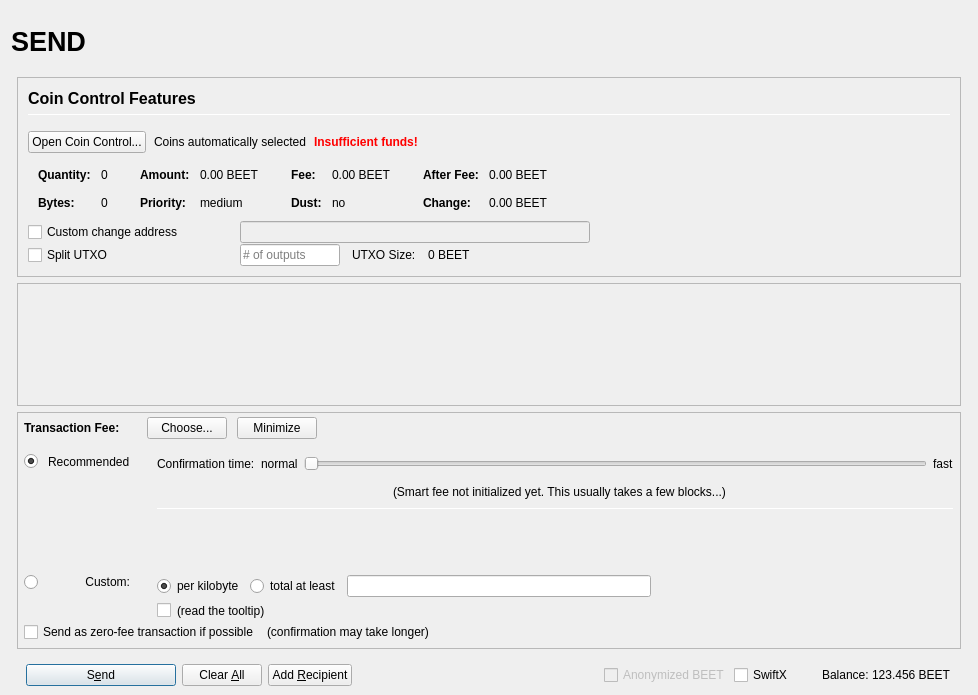
Old version of the form src/qt/forms/sendcoinsdialog.ui in the repository beetledev/Wallet.
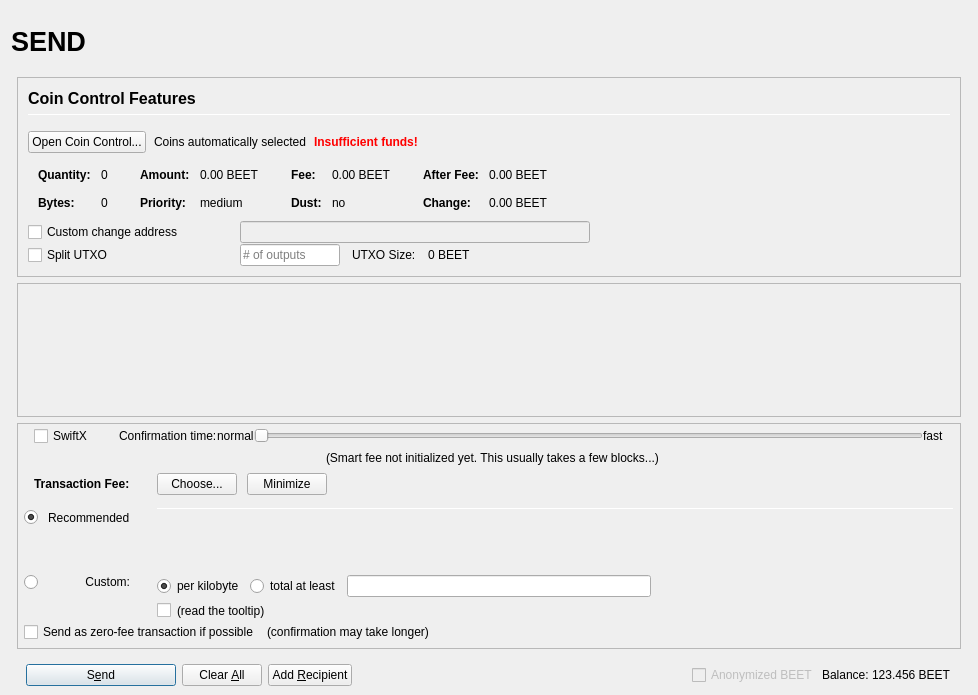
New version of the form. Icons and pictures are not drawn. Custom widgets are drawn as their Qt base class.

```diff
--- a/src/qt/forms/sendcoinsdialog.ui
+++ b/src/qt/forms/sendcoinsdialog.ui
@@ -898,7 +898,7 @@
              <x>0</x>
              <y>0</y>
              <width>944</width>
-             <height>68</height>
+             <height>69</height>
             </rect>
            </property>
            <layout class="QVBoxLayout" name="verticalLayout_2" stretch="0,1">
@@ -975,7 +975,7 @@
             <number>0</number>
            </property>
            <item>
-            <layout class="QVBoxLayout" name="verticalLayoutFee2" stretch="0,0,0">
+            <layout class="QVBoxLayout" name="verticalLayoutFee2" stretch="0,0,0,0">
              <property name="spacing">
               <number>0</number>
              </property>
@@ -988,8 +988,179 @@
              <property name="rightMargin">
               <number>6</number>
              </property>
+             <item>
+              <layout class="QVBoxLayout" name="verticalLayout_feeConf">
+               <property name="spacing">
+                <number>0</number>
+               </property>
+               <property name="leftMargin">
+                <number>10</number>
+               </property>
+               <property name="rightMargin">
+                <number>10</number>
+               </property>
+               <property name="bottomMargin">
+                <number>5</number>
+               </property>
+               <item>
+                <layout class="QHBoxLayout" name="horizontalLayoutFee9">
+                 <item>
+                  <widget class="QCheckBox" name="checkSwiftTX">
+                   <property name="enabled">
+                    <bool>true</bool>
+                   </property>
+                   <property name="minimumSize">
+                    <size>
+                     <width>85</width>
+                     <height>0</height>
+                    </size>
+                   </property>
+                   <property name="toolTip">
+                    <string>SwiftX technology allows for near instant transactions - A flat fee of 0.01 BEET applies</string>
+                   </property>
+                   <property name="text">
+                    <string>SwiftX</string>
+                   </property>
+                  </widget>
+                 </item>
+                 <item>
+                  <widget class="QLabel" name="labelSmartFee3">
+                   <property name="text">
+                    <string>Confirmation time:</string>
+                   </property>
+                   <property name="margin">
+                    <number>2</number>
+                   </property>
+                  </widget>
+                 </item>
+                 <item>
+                  <widget class="QLabel" name="labelSmartFeeNormal">
+                   <property name="text">
+                    <string>normal</string>
+                   </property>
+                   <property name="margin">
+                    <number>8</number>
+                   </property>
+                  </widget>
+                 </item>
+                 <item>
+                  <widget class="QSlider" name="sliderSmartFee">
+                   <property name="minimumSize">
+                    <size>
+                     <width>0</width>
+                     <height>24</height>
+                    </size>
+                   </property>
+                   <property name="minimum">
+                    <number>0</number>
+                   </property>
+                   <property name="maximum">
+                    <number>24</number>
+                   </property>
+                   <property name="pageStep">
+                    <number>1</number>
+                   </property>
+                   <property name="value">
+                    <number>0</number>
+                   </property>
+                   <property name="orientation">
+                    <enum>Qt::Horizontal</enum>
+                   </property>
+                   <property name="invertedAppearance">
+                    <bool>false</bool>
+                   </property>
+                   <property name="invertedControls">
+                    <bool>false</bool>
+                   </property>
+                   <property name="tickPosition">
+                    <enum>QSlider::NoTicks</enum>
+                   </property>
+                  </widget>
+                 </item>
+                 <item>
+                  <widget class="QLabel" name="labelSmartFeeFast">
+                   <property name="text">
+                    <string>fast</string>
+                   </property>
+                   <property name="margin">
+                    <number>8</number>
+                   </property>
+                  </widget>
+                 </item>
+                </layout>
+               </item>
+               <item>
+                <layout class="QHBoxLayout" name="horizontalLayout_recommended_texts">
+                 <property name="spacing">
+                  <number>0</number>
+                 </property>
+                 <item>
+                  <spacer name="horizontalSpacer_8">
+                   <property name="orientation">
+                    <enum>Qt::Horizontal</enum>
+                   </property>
+                   <property name="sizeHint" stdset="0">
+                    <size>
+                     <width>40</width>
+                     <height>20</height>
+                    </size>
+                   </property>
+                  </spacer>
+                 </item>
+                 <item>
+                  <widget class="QLabel" name="labelFeeEstimation">
+                   <property name="text">
+                    <string/>
+                   </property>
+                   <property name="margin">
+                    <number>2</number>
+                   </property>
+                  </widget>
+                 </item>
+                 <item>
+                  <widget class="QLabel" name="labelSmartFee2">
+                   <property name="text">
+                    <string>(Smart fee not initialized yet. This usually takes a few blocks...)</string>
+                   </property>
+                   <property name="alignment">
+                    <set>Qt::AlignLeading|Qt::AlignLeft|Qt::AlignVCenter</set>
+                   </property>
+                   <property name="wordWrap">
+                    <bool>false</bool>
+                   </property>
+                   <property name="margin">
+                    <number>2</number>
+                   </property>
+                   <property name="indent">
+                    <number>-1</number>
+                   </property>
+                  </widget>
+                 </item>
+                 <item>
+                  <spacer name="horizontalSpacer_3">
+                   <property name="orientation">
+                    <enum>Qt::Horizontal</enum>
+                   </property>
+                   <property name="sizeHint" stdset="0">
+                    <size>
+                     <width>40</width>
+                     <height>20</height>
+                    </size>
+                   </property>
+                  </spacer>
+                 </item>
+                </layout>
+               </item>
+              </layout>
+             </item>
              <item>
               <layout class="QHBoxLayout" name="horizontalLayoutFee1">
+               <property name="leftMargin">
+                <number>10</number>
+               </property>
+               <property name="rightMargin">
+                <number>10</number>
+               </property>
                <property name="bottomMargin">
                 <number>0</number>
                </property>
@@ -998,22 +1169,6 @@
                  <property name="spacing">
                   <number>0</number>
                  </property>
-                 <item>
-                  <spacer name="verticalSpacerSmartFee">
-                   <property name="orientation">
-                    <enum>Qt::Vertical</enum>
-                   </property>
-                   <property name="sizeType">
-                    <enum>QSizePolicy::Fixed</enum>
-                   </property>
-                   <property name="sizeHint" stdset="0">
-                    <size>
-                     <width>1</width>
-                     <height>4</height>
-                    </size>
-                   </property>
-                  </spacer>
-                 </item>
                  <item>
                   <layout class="QHBoxLayout" name="horizontalLayoutSmartFee">
                    <property name="spacing">
@@ -1290,7 +1445,7 @@
                    </widget>
                   </item>
                   <item row="0" column="4" rowspan="3">
-                   <layout class="QVBoxLayout" name="verticalLayoutFee3" stretch="0,0,0,0,1,0">
+                   <layout class="QVBoxLayout" name="verticalLayoutFee3" stretch="0,0,0,0">
                     <property name="spacing">
                      <number>6</number>
                     </property>
@@ -1300,133 +1455,6 @@
                     <property name="bottomMargin">
                      <number>20</number>
                     </property>
-                    <item>
-                     <layout class="QHBoxLayout" name="horizontalLayoutFee9">
-                      <item>
-                       <widget class="QLabel" name="labelSmartFee3">
-                        <property name="text">
-                         <string>Confirmation time:</string>
-                        </property>
-                        <property name="margin">
-                         <number>2</number>
-                        </property>
-                       </widget>
-                      </item>
-                      <item>
-                       <widget class="QLabel" name="labelSmartFeeNormal">
-                        <property name="text">
-                         <string>normal</string>
-                        </property>
-                        <property name="margin">
-                         <number>2</number>
-                        </property>
-                       </widget>
-                      </item>
-                      <item>
-                       <widget class="QSlider" name="sliderSmartFee">
-                        <property name="minimumSize">
-                         <size>
-                          <width>0</width>
-                          <height>24</height>
-                         </size>
-                        </property>
-                        <property name="minimum">
-                         <number>0</number>
-                        </property>
-                        <property name="maximum">
-                         <number>24</number>
-                        </property>
-                        <property name="pageStep">
-                         <number>1</number>
-                        </property>
-                        <property name="value">
-                         <number>0</number>
-                        </property>
-                        <property name="orientation">
-                         <enum>Qt::Horizontal</enum>
-                        </property>
-                        <property name="invertedAppearance">
-                         <bool>false</bool>
-                        </property>
-                        <property name="invertedControls">
-                         <bool>false</bool>
-                        </property>
-                        <property name="tickPosition">
-                         <enum>QSlider::NoTicks</enum>
-                        </property>
-                       </widget>
-                      </item>
-                      <item>
-                       <widget class="QLabel" name="labelSmartFeeFast">
-                        <property name="text">
-                         <string>fast</string>
-                        </property>
-                       </widget>
-                      </item>
-                     </layout>
-                    </item>
-                    <item>
-                     <layout class="QHBoxLayout" name="horizontalLayout_recommended_texts">
-                      <property name="spacing">
-                       <number>0</number>
-                      </property>
-                      <item>
-                       <spacer name="horizontalSpacer_8">
-                        <property name="orientation">
-                         <enum>Qt::Horizontal</enum>
-                        </property>
-                        <property name="sizeHint" stdset="0">
-                         <size>
-                          <width>40</width>
-                          <height>20</height>
-                         </size>
-                        </property>
-                       </spacer>
-                      </item>
-                      <item>
-                       <widget class="QLabel" name="labelFeeEstimation">
-                        <property name="text">
-                         <string/>
-                        </property>
-                        <property name="margin">
-                         <number>2</number>
-                        </property>
-                       </widget>
-                      </item>
-                      <item>
-                       <widget class="QLabel" name="labelSmartFee2">
-                        <property name="text">
-                         <string>(Smart fee not initialized yet. This usually takes a few blocks...)</string>
-                        </property>
-                        <property name="alignment">
-                         <set>Qt::AlignLeading|Qt::AlignLeft|Qt::AlignVCenter</set>
-                        </property>
-                        <property name="wordWrap">
-                         <bool>false</bool>
-                        </property>
-                        <property name="margin">
-                         <number>2</number>
-                        </property>
-                        <property name="indent">
-                         <number>-1</number>
-                        </property>
-                       </widget>
-                      </item>
-                      <item>
-                       <spacer name="horizontalSpacer_3">
-                        <property name="orientation">
-                         <enum>Qt::Horizontal</enum>
-                        </property>
-                        <property name="sizeHint" stdset="0">
-                         <size>
-                          <width>40</width>
-                          <height>20</height>
-                         </size>
-                        </property>
-                       </spacer>
-                      </item>
-                     </layout>
-                    </item>
                     <item>
                      <widget class="Line" name="line_2">
                       <property name="minimumSize">
@@ -1690,22 +1718,6 @@
                </property>
               </widget>
              </item>
-             <item>
-              <widget class="QCheckBox" name="checkSwiftTX">
-               <property name="enabled">
-                <bool>true</bool>
-               </property>
-               <property name="minimumSize">
-                <size>
-                 <width>85</width>
-                 <height>0</height>
-                </size>
-               </property>
-               <property name="text">
-                <string>SwiftX</string>
-               </property>
-              </widget>
-             </item>
              <item>
               <widget class="QLabel" name="label">
                <property name="text">
```
Left out of the diff: 123 changed lines with no effect on the pictures.
